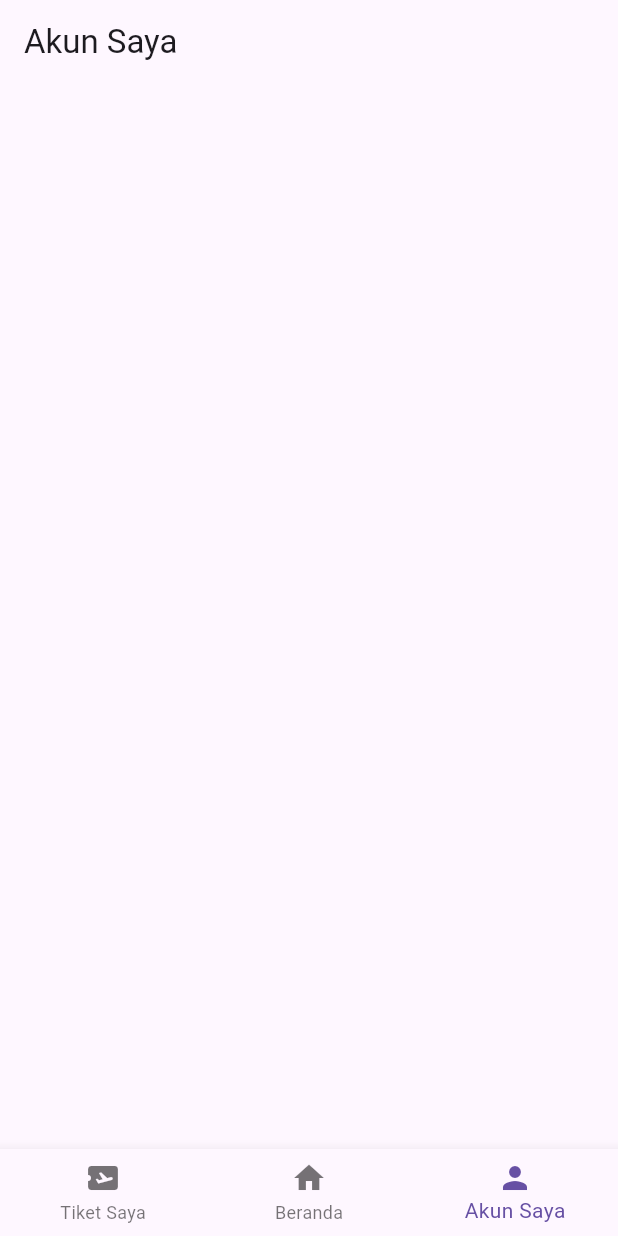
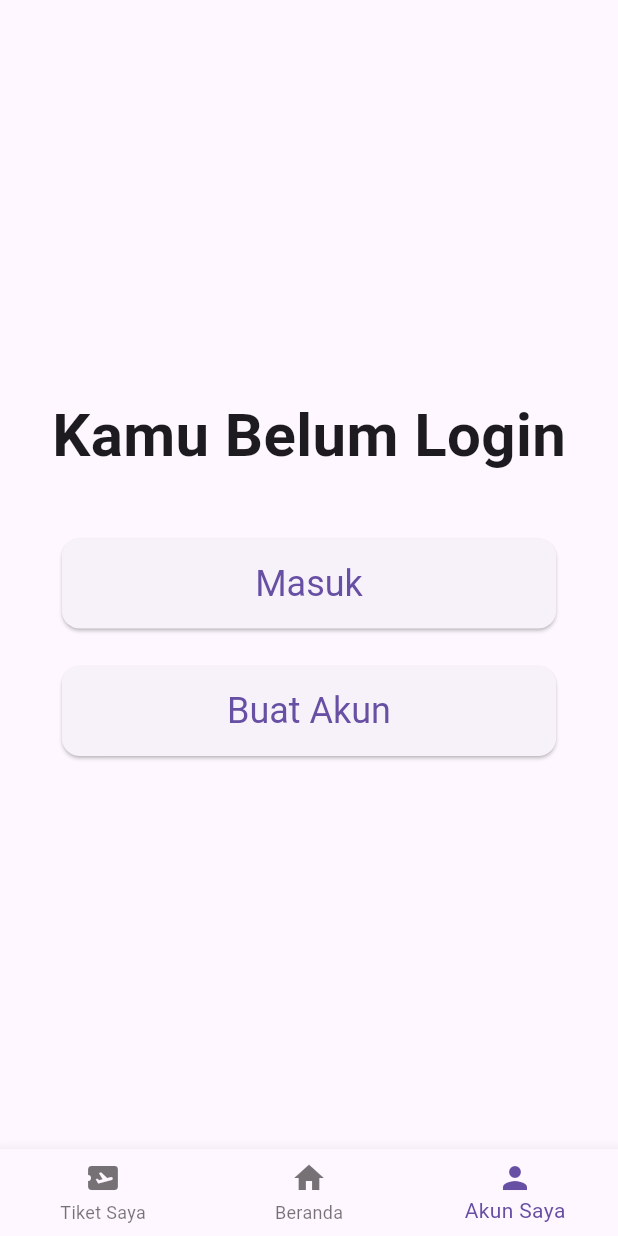
Before and after one commit to januarpancaran/imk-pariwisata, a Flutter app: the screen it shows after launch, swiped to page 3, on a phone screen of 412 x 824 dp. Run offline on Flutter 3.47's test engine with Material 3 defaults, Android fonts, the phone set to English and light mode, and no system bars; network calls fail.

Commit message:
Adding Account Page UI

```diff
--- a/lib/main.dart
+++ b/lib/main.dart
@@ -303,13 +303,97 @@ class AccountPage extends StatelessWidget {
 
   @override
   Widget build(BuildContext context) {
+    final double screenWidth = MediaQuery.of(context).size.width;
+
     return Scaffold(
-      appBar: AppBar(
-        title: const Text('Akun Saya'),
+      body: Center(
+        child: Column(
+          mainAxisAlignment: MainAxisAlignment.center,
+          children: [
+            const Text(
+              'Kamu Belum Login',
+              style: TextStyle(fontSize: 40, fontWeight: FontWeight.bold),
+            ),
+            const SizedBox(height: 40),
+            SizedBox(
+              width: screenWidth * 0.8,
+              child: ElevatedButton(
+                onPressed: () {
+                  Navigator.push(
+                    context,
+                    MaterialPageRoute(
+                      builder: (context) => const LoginPage(),
+                    ),
+                  );
+                },
+                child: const Text('Masuk'),
+                style: ElevatedButton.styleFrom(
+                  textStyle: const TextStyle(fontSize: 24),
+                  padding: const EdgeInsets.symmetric(vertical: 16),
+                  shape: RoundedRectangleBorder(
+                    borderRadius: BorderRadius.circular(12), // Border radius
+                  ),
+                ),
+              ),
+            ),
+            const SizedBox(height: 25),
+            SizedBox(
+              width: screenWidth * 0.8,
+              child: ElevatedButton(
+                onPressed: () {
+                  Navigator.push(
+                    context,
+                    MaterialPageRoute(
+                      builder: (context) => const RegisterPage(),
+                    ),
+                  );
+                },
+                child: const Text('Buat Akun'),
+                style: ElevatedButton.styleFrom(
+                  textStyle: const TextStyle(fontSize: 24),
+                  padding: const EdgeInsets.symmetric(vertical: 16),
+                  shape: RoundedRectangleBorder(
+                    borderRadius: BorderRadius.circular(12),
+                  ),
+                ),
+              ),
+            ),
+          ],
+        ),
       ),
     );
   }
 }
+
+// LoginPage Start
+class LoginPage extends StatelessWidget {
+  const LoginPage({super.key});
+
+  @override
+  Widget build(BuildContext context) {
+    return Scaffold(
+      appBar: AppBar(
+        title: const Text('Masuk'),
+      ),
+    );
+  }
+}
+// LoginPage End
+
+// RegisterPage Start
+class RegisterPage extends StatelessWidget {
+  const RegisterPage({super.key});
+
+  @override
+  Widget build(BuildContext context) {
+    return Scaffold(
+      appBar: AppBar(
+        title: const Text('Buat Akun'),
+      ),
+    );
+  }
+}
+// RegisterPage End
 // AccountPage End
 
 // PhotosPage Start
```
